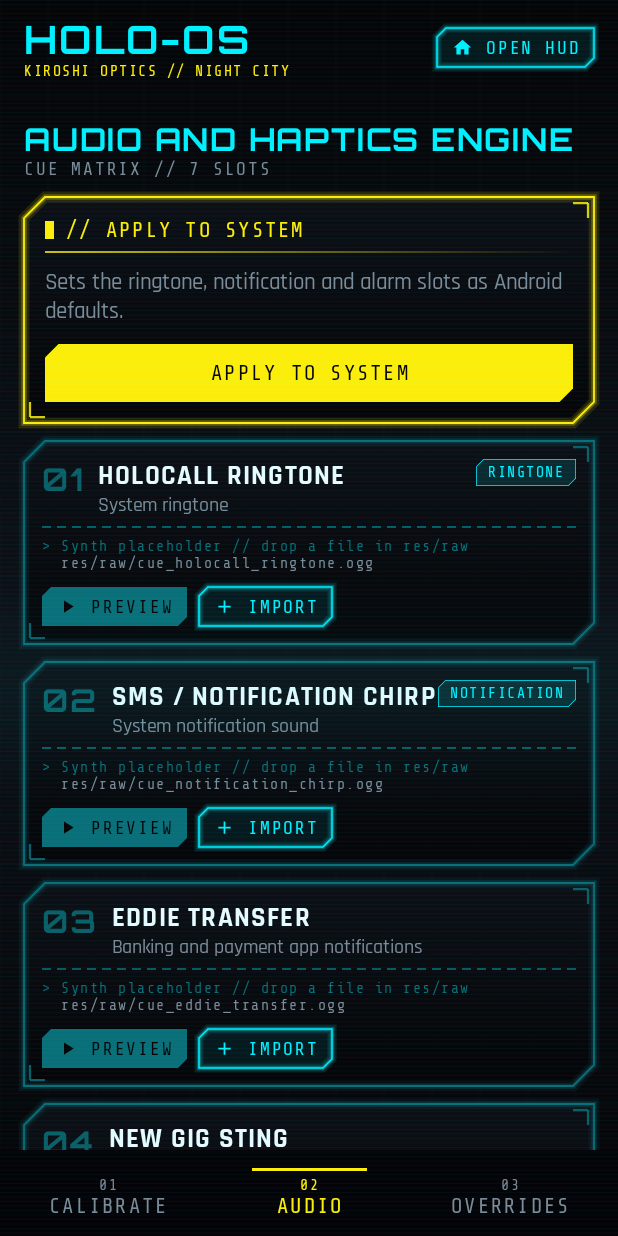
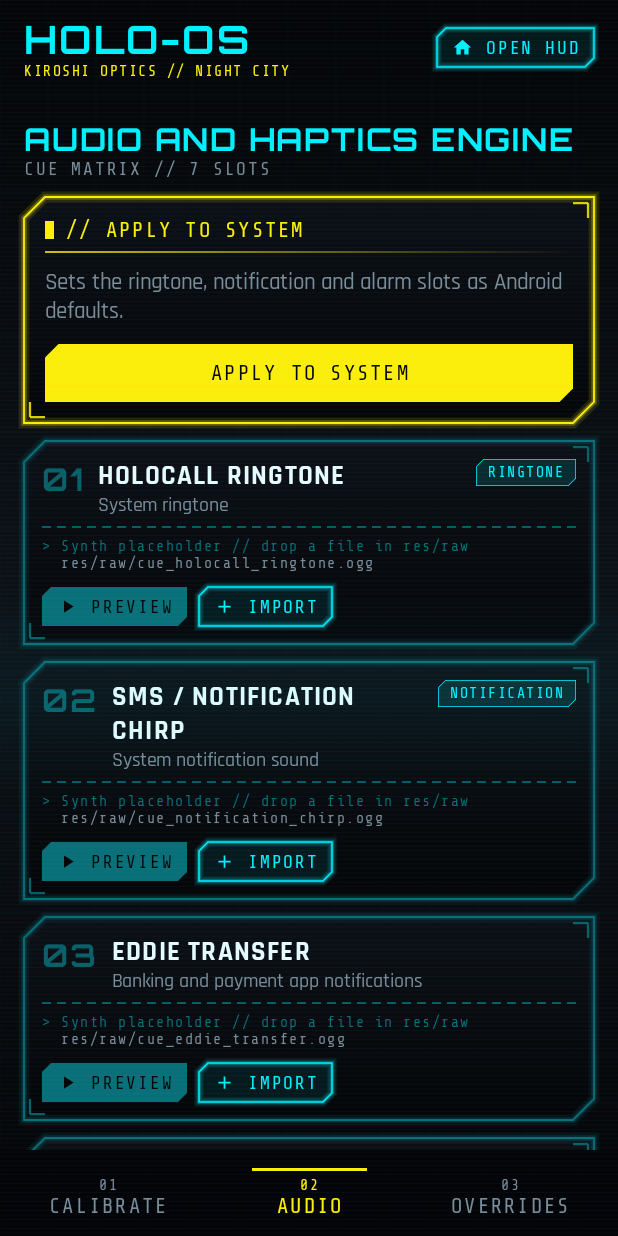
Before and after one commit to m4dpir4t3r4g3/night-city-holocall, an Android app built with Jetpack Compose: the AudioRoute screen opened through its navigation route, on a phone screen of 412 x 824 dp. Run offline under Robolectric (Android 15) with nearby library versions, the phone set to English and light mode, and no system bars; our stand-ins replace Dagger/Hilt's generated code.

Commit message:
Polish audio cue card spacing and overrides copy
Co-Authored-By: Claude Opus 5.5 <noreply@anthropic.com>
Claude-Session: https://claude.ai/code/session_019J9pEe3DaPfnTh13cmoPQk

```diff
--- a/app/src/main/java/com/nightcity/holoos/feature/audio/AudioScreen.kt
+++ b/app/src/main/java/com/nightcity/holoos/feature/audio/AudioScreen.kt
@@ -261,7 +261,10 @@ private fun CueCard(
                 Text(stringResource(slot.cue.titleRes).uppercase(), style = MaterialTheme.typography.titleMedium, color = HoloColors.TextPrimary)
                 Text(stringResource(slot.cue.triggerRes), style = MaterialTheme.typography.bodySmall, color = HoloColors.TextDim)
             }
-            slot.cue.systemSlot?.let { StatusTag(it.name, HoloColors.NeonCyan) }
+            slot.cue.systemSlot?.let {
+                Spacer(Modifier.width(8.dp))
+                StatusTag(it.name, HoloColors.NeonCyan)
+            }
         }
         Spacer(Modifier.height(6.dp))
         HudDivider()
--- a/app/src/main/res/values/strings.xml
+++ b/app/src/main/res/values/strings.xml
@@ -115,7 +115,7 @@
     <string name="overrides_unavailable">This settings screen is not available on this device</string>
 
     <string name="override_keyboard_title">Keyboard theme</string>
-    <string name="override_keyboard_body">Enable Gboard, then Gboard settings > Theme > + and use the palette or backdrop below.</string>
+    <string name="override_keyboard_body">Enable Gboard, then Gboard settings > Theme > + and use the palette or backdrop above.</string>
     <string name="override_display_title">Display, dark theme and AOD</string>
     <string name="override_display_body">Turn on dark theme. On most OEMs Always-On Display lives under Display or Lock screen.</string>
     <string name="override_sound_title">Sound and vibration</string>
```
